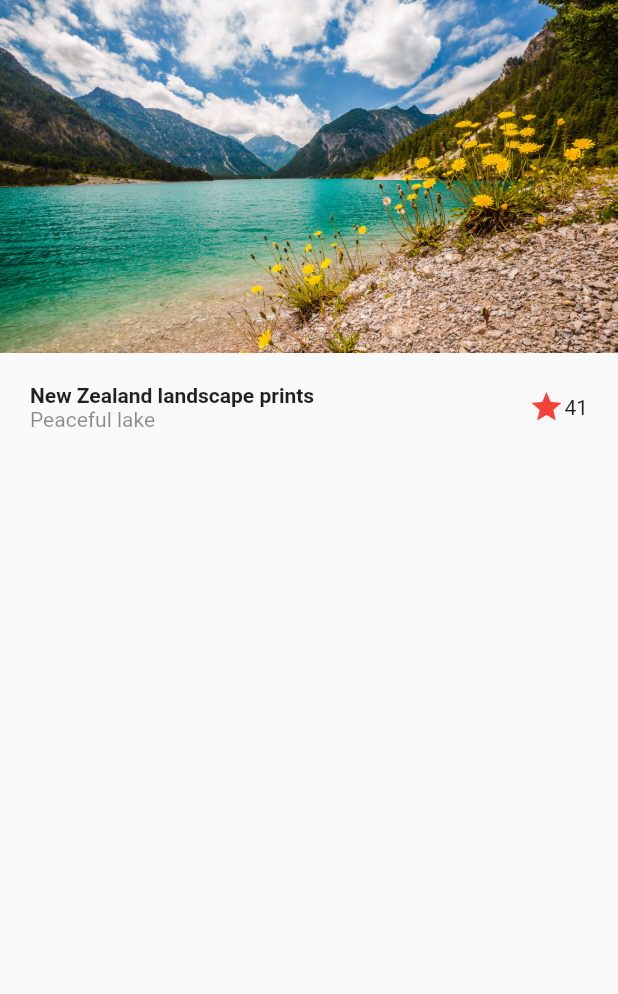
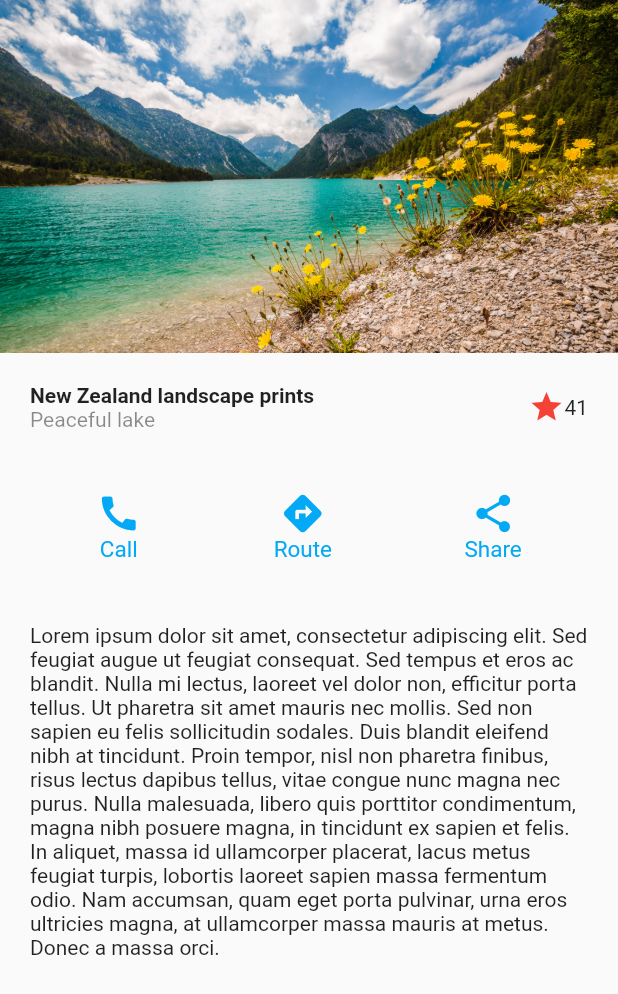
Before and after one commit to Rituzka/flutter_designs, a Flutter app: the screen it shows after launch, on a phone screen of 412 x 824 dp. Shown: the top 994 px of the screen. Run offline on Flutter 3.47's test engine with Material 2 defaults, Android fonts, the phone set to English and light mode, and no system bars.

Commit message:
Exercise 1 design finished

```diff
--- a/lib/screens/basic_design.dart
+++ b/lib/screens/basic_design.dart
@@ -7,9 +7,19 @@ class BasicDesignScreen extends StatelessWidget {
   Widget build(BuildContext context) {
     return Scaffold(
         body: Column(
-      children: const [
-        Image(image: AssetImage('assets/paisaje.jpg')),
-        Title(),
+      children: [
+        //Image
+        const Image(image: AssetImage('assets/paisaje.jpg')),
+        //Title
+        const Title(),
+        //Button section
+        const ButtonSection(),
+        //Description
+        Container(
+          margin: const EdgeInsets.symmetric(horizontal: 20, vertical: 20),
+          child: const Text(
+              'Lorem ipsum dolor sit amet, consectetur adipiscing elit. Sed feugiat augue ut feugiat consequat. Sed tempus et eros ac blandit. Nulla mi lectus, laoreet vel dolor non, efficitur porta tellus. Ut pharetra sit amet mauris nec mollis. Sed non sapien eu felis sollicitudin sodales. Duis blandit eleifend nibh at tincidunt. Proin tempor, nisl non pharetra finibus, risus lectus dapibus tellus, vitae congue nunc magna nec purus. Nulla malesuada, libero quis porttitor condimentum, magna nibh posuere magna, in tincidunt ex sapien et felis. In aliquet, massa id ullamcorper placerat, lacus metus feugiat turpis, lobortis laoreet sapien massa fermentum odio. Nam accumsan, quam eget porta pulvinar, urna eros ultricies magna, at ullamcorper massa mauris at metus. Donec a massa orci.'),
+        )
       ],
     ));
   }
@@ -39,3 +49,52 @@ class Title extends StatelessWidget {
     );
   }
 }
+
+class ButtonSection extends StatelessWidget {
+  const ButtonSection({
+    Key? key,
+  }) : super(key: key);
+
+  @override
+  Widget build(BuildContext context) {
+    return Container(
+      margin: const EdgeInsets.symmetric(horizontal: 20, vertical: 20),
+      child: Row(
+        mainAxisAlignment: MainAxisAlignment.spaceAround,
+        children: const [
+          CustomButton(icon: Icons.call, text: 'Call'),
+          CustomButton(icon: Icons.directions, text: 'Route'),
+          CustomButton(icon: Icons.share, text: 'Share'),
+        ],
+      ),
+    );
+  }
+}
+
+class CustomButton extends StatelessWidget {
+  const CustomButton({
+    Key? key,
+    required this.icon,
+    required this.text,
+  }) : super(key: key);
+
+  final IconData icon;
+  final String text;
+
+  @override
+  Widget build(BuildContext context) {
+    return Column(
+      children: [
+        Icon(
+          icon,
+          color: Colors.lightBlue,
+          size: 30,
+        ),
+        Text(
+          text,
+          style: const TextStyle(color: Colors.lightBlue, fontSize: 15),
+        )
+      ],
+    );
+  }
+}
```
